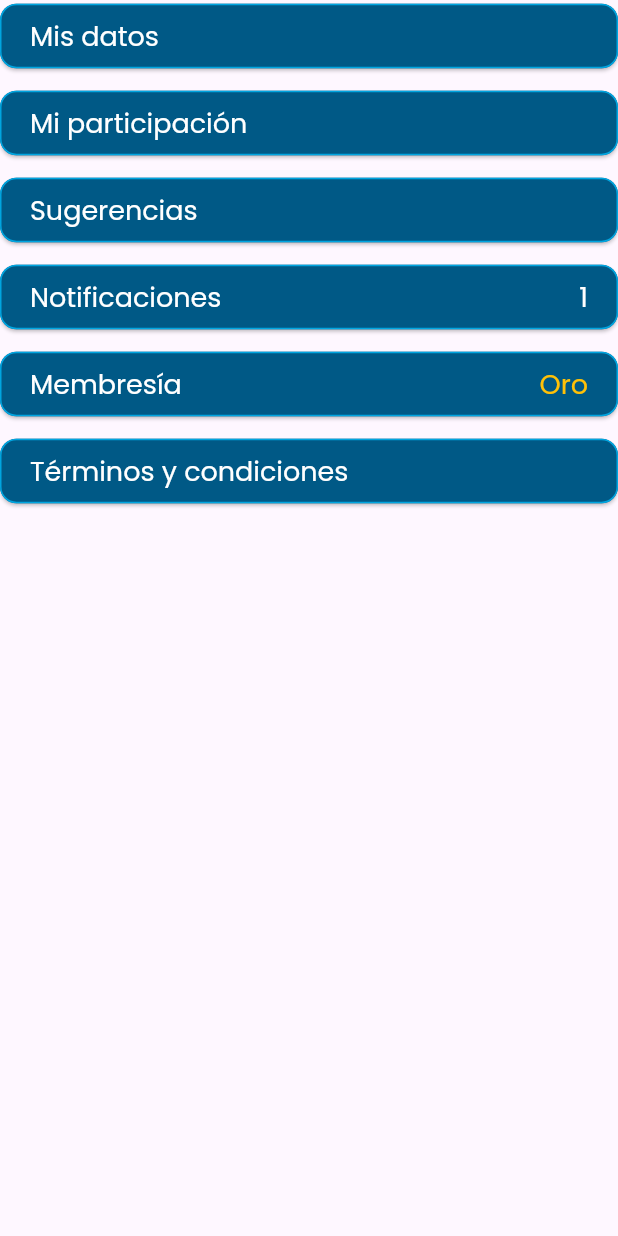
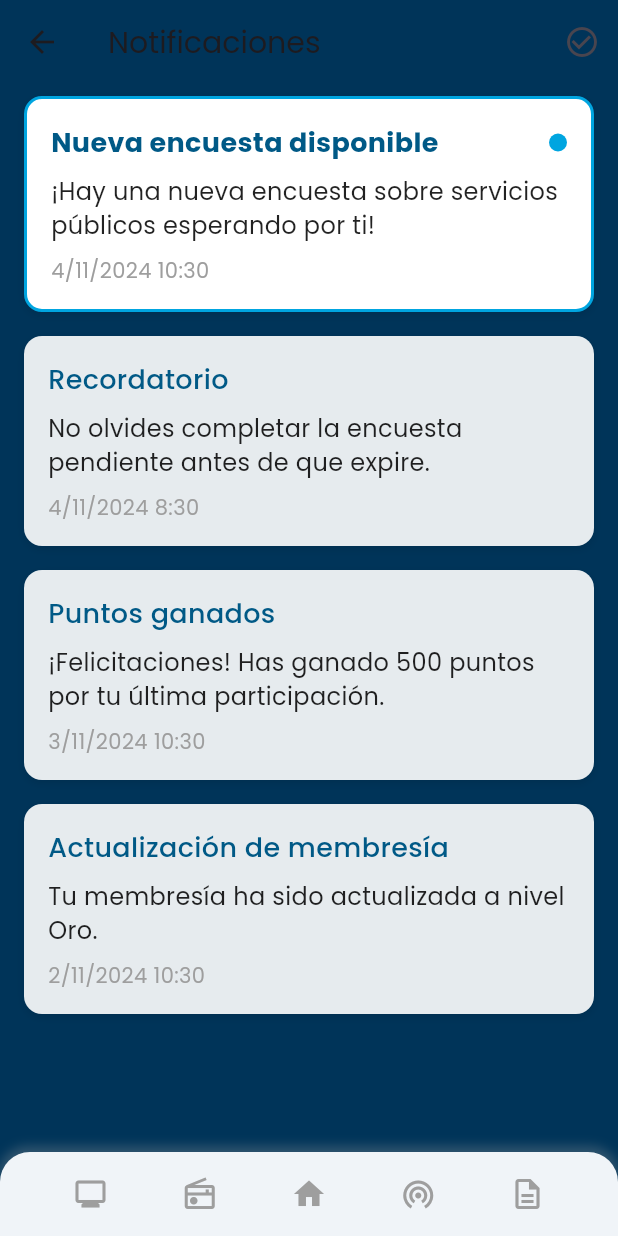
Before and after one commit to Arielcito/RatingApp-mobile, a Flutter app: the UserMenuButtons widget shown alone on an empty page, opened directly, after a tap on "Notificaciones", on a phone screen of 412 x 824 dp. Run offline on Flutter 3.47's test engine with Material 3 defaults, Android fonts, the phone set to English and light mode, and no system bars; our stand-ins replace video_player, webview_flutter.

Commit message:
feat: add notifications screen

```diff
--- /dev/null
+++ b/ratingapp_mobile/lib/screens/notifications_screen.dart
@@ -0,0 +1,143 @@
+import 'package:flutter/material.dart';
+import 'package:ratingapp_mobile/screens/custom_styles.dart';
+import 'package:ratingapp_mobile/screens/widgets/main_bottom_bar_widget.dart';
+
+class NotificationsScreen extends StatelessWidget {
+  const NotificationsScreen({super.key});
+
+  Widget _buildNotificationCard({
+    required String title,
+    required String message,
+    required DateTime date,
+    bool isUnread = false,
+  }) {
+    return Container(
+      margin: const EdgeInsets.symmetric(vertical: 8, horizontal: 16),
+      decoration: BoxDecoration(
+        color: isUnread ? Colors.white : Colors.white.withOpacity(0.9),
+        borderRadius: BorderRadius.circular(12),
+        border: isUnread
+            ? Border.all(color: const Color(0xFF00A5E0), width: 2)
+            : null,
+        boxShadow: [
+          BoxShadow(
+            color: Colors.black.withOpacity(0.1),
+            blurRadius: 4,
+            offset: const Offset(0, 2),
+          ),
+        ],
+      ),
+      child: Padding(
+        padding: const EdgeInsets.all(16),
+        child: Column(
+          crossAxisAlignment: CrossAxisAlignment.start,
+          children: [
+            Row(
+              mainAxisAlignment: MainAxisAlignment.spaceBetween,
+              children: [
+                Expanded(
+                  child: Text(
+                    title,
+                    style: TextStyle(
+                      fontSize: 18,
+                      fontWeight: isUnread ? FontWeight.bold : FontWeight.w500,
+                      fontFamily: 'Poppins',
+                      color: const Color(0xFF005986),
+                    ),
+                  ),
+                ),
+                if (isUnread)
+                  Container(
+                    width: 12,
+                    height: 12,
+                    decoration: const BoxDecoration(
+                      color: Color(0xFF00A5E0),
+                      shape: BoxShape.circle,
+                    ),
+                  ),
+              ],
+            ),
+            const SizedBox(height: 8),
+            Text(
+              message,
+              style: const TextStyle(
+                fontSize: 16,
+                fontFamily: 'Poppins',
+                color: Colors.black87,
+              ),
+            ),
+            const SizedBox(height: 8),
+            Text(
+              '${date.day}/${date.month}/${date.year} ${date.hour}:${date.minute.toString().padLeft(2, '0')}',
+              style: const TextStyle(
+                fontSize: 14,
+                fontFamily: 'Poppins',
+                color: Colors.grey,
+              ),
+            ),
+          ],
+        ),
+      ),
+    );
+  }
+
+  @override
+  Widget build(BuildContext context) {
+    return Scaffold(
+      backgroundColor: CustomStyles.colorDeepBlue,
+      appBar: AppBar(
+        title: const Text(
+          'Notificaciones',
+          style: TextStyle(
+            fontFamily: 'Poppins',
+            fontSize: 20,
+          ),
+        ),
+        backgroundColor: Colors.transparent,
+        elevation: 0,
+        leading: IconButton(
+          icon: const Icon(Icons.arrow_back),
+          onPressed: () => Navigator.pop(context),
+        ),
+        actions: [
+          IconButton(
+            icon: const Icon(Icons.check_circle_outline),
+            onPressed: () {
+              // Implementar lógica para marcar todas como leídas
+            },
+            tooltip: 'Marcar todas como leídas',
+          ),
+        ],
+      ),
+      body: ListView(
+        children: [
+          _buildNotificationCard(
+            title: 'Nueva encuesta disponible',
+            message: '¡Hay una nueva encuesta sobre servicios públicos esperando por ti!',
+            date: DateTime.now(),
+            isUnread: true,
+          ),
+          _buildNotificationCard(
+            title: 'Recordatorio',
+            message: 'No olvides completar la encuesta pendiente antes de que expire.',
+            date: DateTime.now().subtract(const Duration(hours: 2)),
+            isUnread: false,
+          ),
+          _buildNotificationCard(
+            title: 'Puntos ganados',
+            message: '¡Felicitaciones! Has ganado 500 puntos por tu última participación.',
+            date: DateTime.now().subtract(const Duration(days: 1)),
+            isUnread: false,
+          ),
+          _buildNotificationCard(
+            title: 'Actualización de membresía',
+            message: 'Tu membresía ha sido actualizada a nivel Oro.',
+            date: DateTime.now().subtract(const Duration(days: 2)),
+            isUnread: false,
+          ),
+        ],
+      ),
+      bottomNavigationBar: const MainBottomBarWidget(currentIndex: -1),
+    );
+  }
+}
--- a/ratingapp_mobile/lib/screens/user_screen_widgets/user_menu_buttons.dart
+++ b/ratingapp_mobile/lib/screens/user_screen_widgets/user_menu_buttons.dart
@@ -4,6 +4,7 @@ import 'package:ratingapp_mobile/screens/suggestions_screen.dart';
 import 'package:ratingapp_mobile/screens/mydata_screen.dart';
 import 'package:ratingapp_mobile/screens/membership_screen.dart';
 import 'package:ratingapp_mobile/screens/user_metrics_screen.dart';
+import 'package:ratingapp_mobile/screens/notifications_screen.dart';
 import 'package:url_launcher/url_launcher.dart';
 
 class UserMenuButtons extends StatelessWidget {
@@ -91,7 +92,12 @@ class UserMenuButtons extends StatelessWidget {
         SizedBox(
           width: double.infinity,
           child: ElevatedButton(
-            onPressed: () {},
+            onPressed: () {
+              Navigator.push(
+                context,
+                MaterialPageRoute(builder: (context) => const NotificationsScreen()),
+              );
+            },
             style: buttonStyle,
             child: const Align(
               alignment: Alignment.centerLeft,
```
